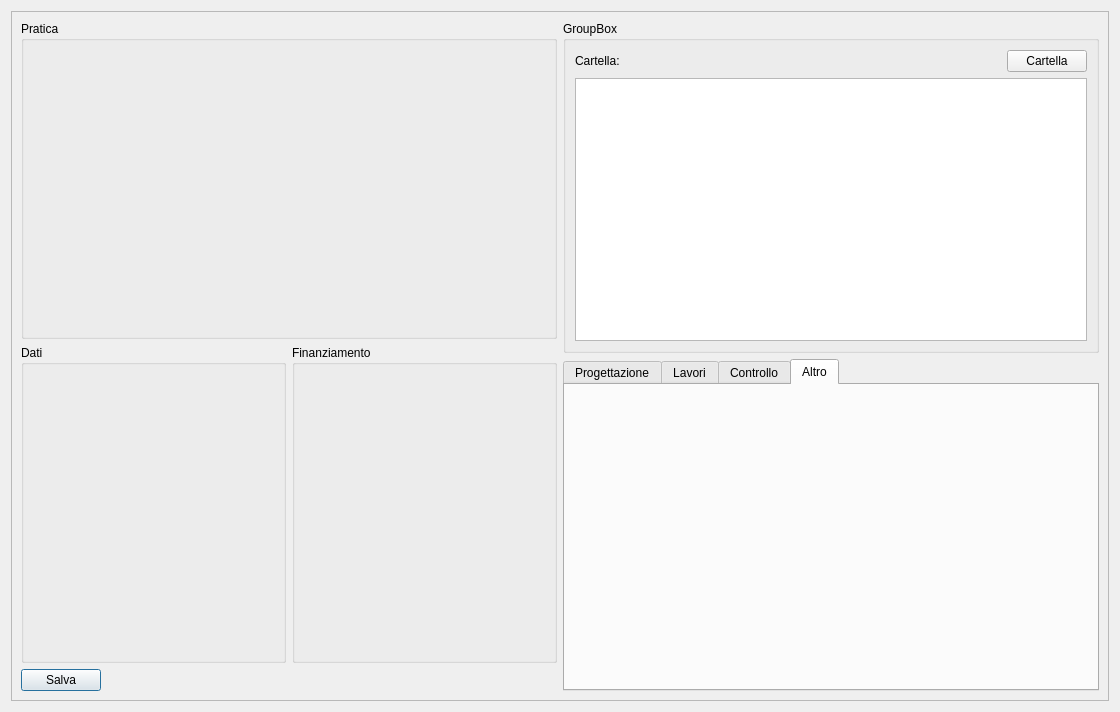
Qt form schedadettaglio.ui (tarateo78/Praticometro) before a commit.
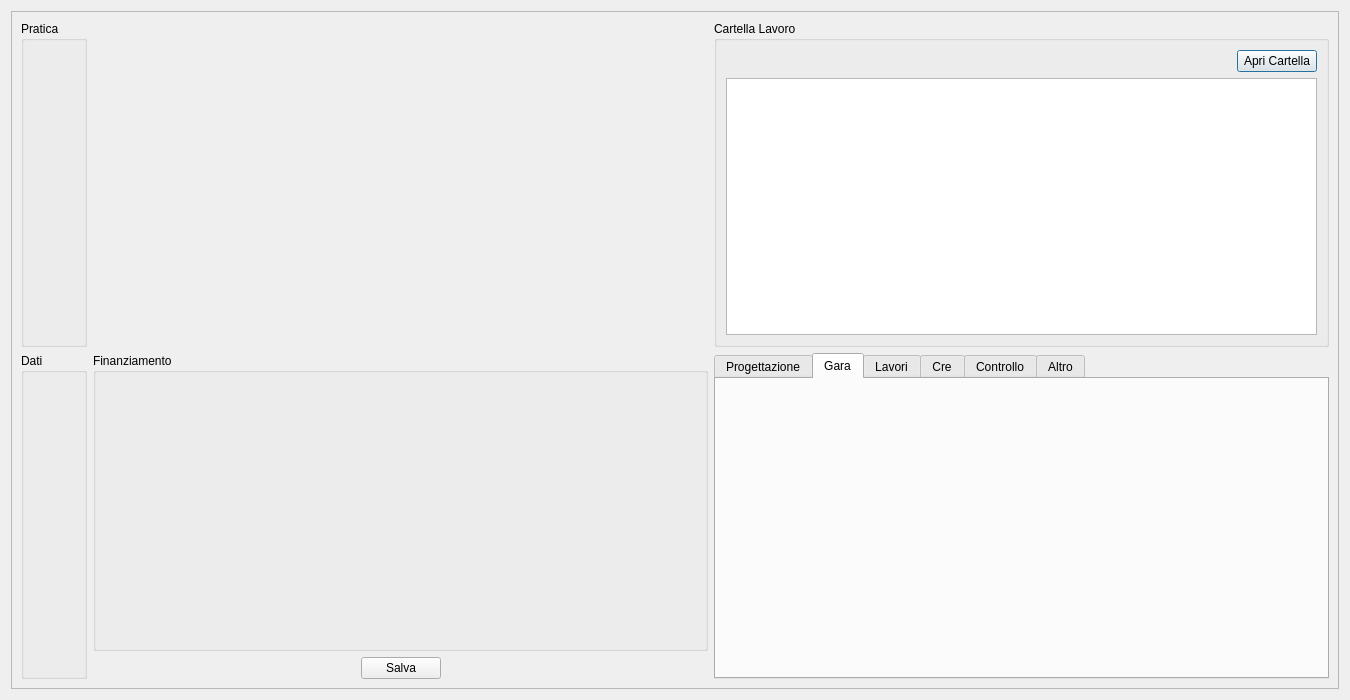
The same form after that commit. The open tabs and pages were chosen to show the change.

Commit message: Aggiornate Fasi Iter e colori mainwindow e schedadettaglio

What changed in the file:
```diff
--- a/schedadettaglio.ui
+++ b/schedadettaglio.ui
@@ -9,8 +9,8 @@
    <rect>
     <x>0</x>
     <y>0</y>
-    <width>1120</width>
-    <height>712</height>
+    <width>1350</width>
+    <height>700</height>
    </rect>
   </property>
   <property name="contextMenuPolicy">
@@ -19,7 +19,7 @@
   <property name="windowTitle">
    <string>Scheda Dettaglio</string>
   </property>
-  <layout class="QVBoxLayout" name="verticalLayout_11">
+  <layout class="QVBoxLayout" name="verticalLayout_5">
    <item>
     <widget class="QScrollArea" name="scrollArea">
      <property name="widgetResizable">
@@ -30,98 +30,21 @@
        <rect>
         <x>0</x>
         <y>0</y>
-        <width>1096</width>
-        <height>688</height>
+        <width>1330</width>
+        <height>680</height>
        </rect>
       </property>
       <layout class="QVBoxLayout" name="verticalLayout_2">
        <item>
-        <layout class="QHBoxLayout" name="horizontalLayout">
-         <item>
-          <layout class="QVBoxLayout" name="verticalLayout_4">
-           <item>
-            <widget class="QGroupBox" name="groupBox">
-             <property name="title">
-              <string>Pratica</string>
-             </property>
-             <layout class="QVBoxLayout" name="verticalLayout_9">
-              <item>
-               <layout class="QFormLayout" name="formPratica"/>
-              </item>
-             </layout>
-            </widget>
-           </item>
-           <item>
-            <layout class="QHBoxLayout" name="horizontalLayout_2">
-             <item>
-              <widget class="QGroupBox" name="groupBox_2">
-               <property name="title">
-                <string>Dati</string>
-               </property>
-               <layout class="QVBoxLayout" name="verticalLayout_10">
-                <item>
-                 <layout class="QFormLayout" name="formDati"/>
-                </item>
-               </layout>
-              </widget>
-             </item>
-             <item>
-              <widget class="QGroupBox" name="groupBox_3">
-               <property name="title">
-                <string>Finanziamento</string>
-               </property>
-               <layout class="QVBoxLayout" name="verticalLayout_12">
-                <item>
-                 <layout class="QFormLayout" name="formFinanziamento"/>
-                </item>
-               </layout>
-              </widget>
-             </item>
-            </layout>
-           </item>
-           <item>
-            <layout class="QHBoxLayout" name="horizontalLayout_4">
-             <item>
-              <widget class="QPushButton" name="pushButton">
-               <property name="text">
-                <string>Salva</string>
-               </property>
-              </widget>
-             </item>
-             <item>
-              <spacer name="horizontalSpacer_2">
-               <property name="orientation">
-                <enum>Qt::Horizontal</enum>
-               </property>
-               <property name="sizeHint" stdset="0">
-                <size>
-                 <width>40</width>
-                 <height>20</height>
-                </size>
-               </property>
-              </spacer>
-             </item>
-            </layout>
-           </item>
-          </layout>
-         </item>
-         <item>
-          <layout class="QVBoxLayout" name="verticalLayout_8">
-           <item>
+        <layout class="QGridLayout" name="gridLayout">
+         <item row="1" column="3">
             <widget class="QGroupBox" name="groupBox_4">
              <property name="title">
-              <string>GroupBox</string>
+            <string>Cartella Lavoro</string>
              </property>
              <layout class="QVBoxLayout" name="verticalLayout_13">
               <item>
                <layout class="QHBoxLayout" name="horizontalLayout_3">
-                <item>
-                 <widget class="QLabel" name="label_2">
-                  <property name="text">
-                   <string>Cartella:</string>
-                  </property>
-                 </widget>
-                </item>
                 <item>
                  <spacer name="horizontalSpacer">
                   <property name="orientation">
@@ -138,7 +61,7 @@
                 <item>
                  <widget class="QPushButton" name="pushButton_2">
                   <property name="text">
-                   <string>Cartella</string>
+                 <string>Apri Cartella</string>
                   </property>
                  </widget>
                 </item>
@@ -150,7 +73,19 @@
              </layout>
             </widget>
            </item>
+         <item row="1" column="0">
+          <widget class="QGroupBox" name="groupBox">
+           <property name="title">
+            <string>Pratica</string>
+           </property>
+           <layout class="QVBoxLayout" name="verticalLayout_9">
            <item>
+             <layout class="QFormLayout" name="formPratica"/>
+            </item>
+           </layout>
+          </widget>
+         </item>
+         <item row="2" column="3">
             <widget class="QTabWidget" name="tabWidget">
              <property name="currentIndex">
               <number>3</number>
@@ -165,7 +100,17 @@
                </item>
               </layout>
              </widget>
-             <widget class="QWidget" name="tab_4">
+           <widget class="QWidget" name="tabGara">
+            <attribute name="title">
+             <string>Gara</string>
+            </attribute>
+            <layout class="QVBoxLayout" name="verticalLayout_11">
+             <item>
+              <layout class="QFormLayout" name="formGara"/>
+             </item>
+            </layout>
+           </widget>
+           <widget class="QWidget" name="tabLavori">
               <attribute name="title">
                <string>Lavori</string>
               </attribute>
@@ -175,7 +120,17 @@
                </item>
               </layout>
              </widget>
-             <widget class="QWidget" name="tab_5">
+           <widget class="QWidget" name="tabCre">
+            <attribute name="title">
+             <string>Cre</string>
+            </attribute>
+            <layout class="QVBoxLayout" name="verticalLayout_8">
+             <item>
+              <layout class="QFormLayout" name="formCre"/>
+             </item>
+            </layout>
+           </widget>
+           <widget class="QWidget" name="tabControllo">
               <attribute name="title">
                <string>Controllo</string>
               </attribute>
@@ -200,6 +155,73 @@
               </layout>
              </widget>
             </widget>
+         </item>
+         <item row="2" column="0">
+          <widget class="QGroupBox" name="groupBox_2">
+           <property name="title">
+            <string>Dati</string>
+           </property>
+           <layout class="QVBoxLayout" name="verticalLayout_10">
+            <item>
+             <layout class="QFormLayout" name="formDati"/>
+            </item>
+           </layout>
+          </widget>
+         </item>
+         <item row="2" column="1">
+          <layout class="QVBoxLayout" name="verticalLayout_4">
+           <item>
+            <layout class="QHBoxLayout" name="horizontalLayout_2">
+             <item>
+              <widget class="QGroupBox" name="groupBox_3">
+               <property name="title">
+                <string>Finanziamento</string>
+               </property>
+               <layout class="QVBoxLayout" name="verticalLayout_12">
+                <item>
+                 <layout class="QFormLayout" name="formFinanziamento"/>
+                </item>
+               </layout>
+              </widget>
+             </item>
+            </layout>
+           </item>
+           <item>
+            <layout class="QHBoxLayout" name="horizontalLayout_4">
+             <item>
+              <spacer name="horizontalSpacer_3">
+               <property name="orientation">
+                <enum>Qt::Horizontal</enum>
+               </property>
+               <property name="sizeHint" stdset="0">
+                <size>
+                 <width>40</width>
+                 <height>20</height>
+                </size>
+               </property>
+              </spacer>
+             </item>
+             <item>
+              <widget class="QPushButton" name="pushButton">
+               <property name="text">
+                <string>Salva</string>
+               </property>
+              </widget>
+             </item>
+             <item>
+              <spacer name="horizontalSpacer_2">
+               <property name="orientation">
+                <enum>Qt::Horizontal</enum>
+               </property>
+               <property name="sizeHint" stdset="0">
+                <size>
+                 <width>40</width>
+                 <height>20</height>
+                </size>
+               </property>
+              </spacer>
+             </item>
+            </layout>
            </item>
           </layout>
          </item>
```
Left out of the diff: 8 changed lines with no effect on the pictures. Lines whose indentation alone changed are shown as unchanged. The commit also changes 3 other files.
